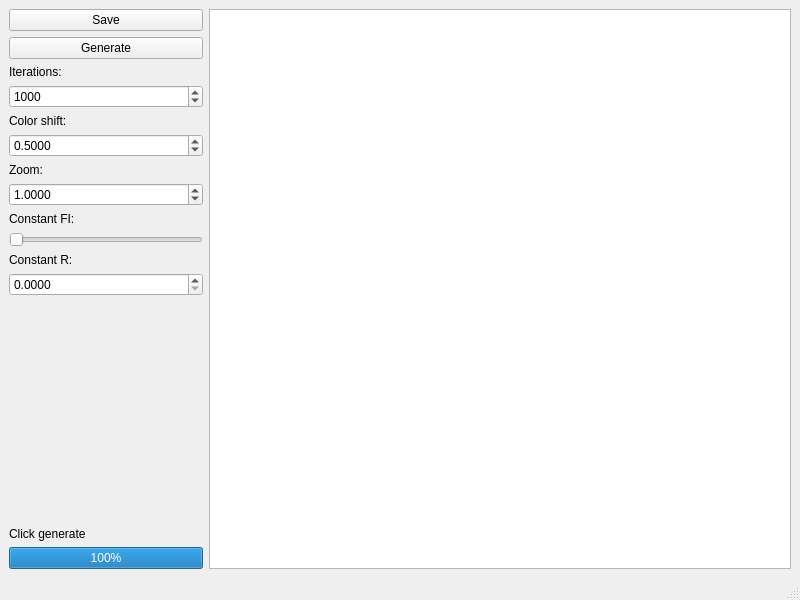
Qt form front.ui (KeyboardWarriorPL/FractalCPP) before a commit.
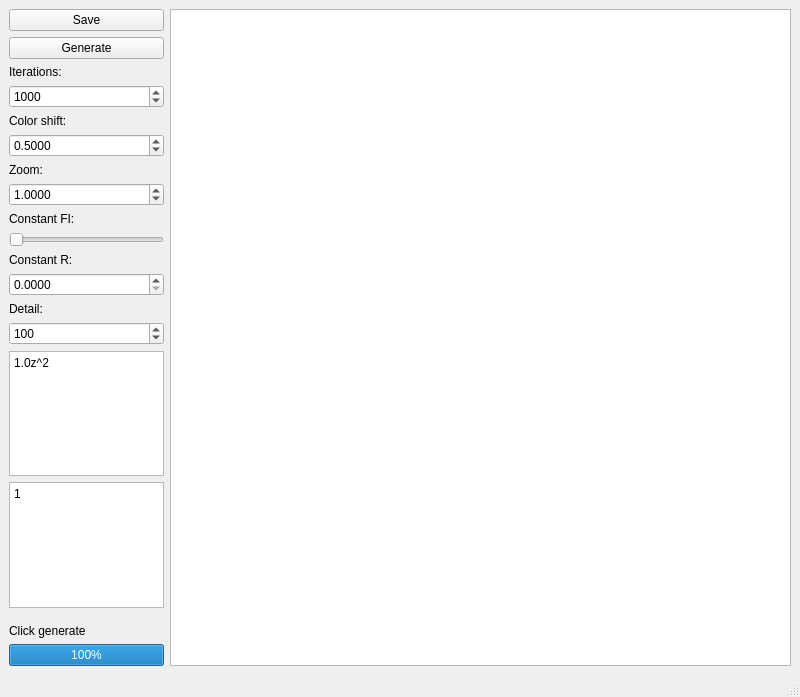
The same form after that commit.

Diff of the .ui file:
```diff
--- a/front.ui
+++ b/front.ui
@@ -7,7 +7,7 @@
     <x>0</x>
     <y>0</y>
     <width>800</width>
-    <height>600</height>
+    <height>697</height>
    </rect>
   </property>
   <property name="windowTitle">
@@ -16,7 +16,7 @@
   <widget class="QWidget" name="centralwidget">
    <layout class="QGridLayout" name="gridLayout_2">
     <item row="0" column="0">
-     <layout class="QGridLayout" name="gridLayout" columnstretch="1,3,0">
+     <layout class="QGridLayout" name="gridLayout" columnstretch="1,4,0">
       <property name="sizeConstraint">
        <enum>QLayout::SetDefaultConstraint</enum>
       </property>
@@ -76,7 +76,7 @@
         </property>
        </widget>
       </item>
-      <item row="12" column="0">
+      <item row="16" column="0">
        <spacer name="verticalSpacer">
         <property name="orientation">
          <enum>Qt::Vertical</enum>
@@ -87,12 +87,12 @@
         <property name="sizeHint" stdset="0">
          <size>
           <width>20</width>
-          <height>100</height>
+          <height>10</height>
          </size>
         </property>
        </spacer>
       </item>
-      <item row="14" column="0">
+      <item row="18" column="0">
        <widget class="QProgressBar" name="progressBar">
         <property name="value">
          <number>100</number>
@@ -113,7 +113,7 @@
         </property>
        </widget>
       </item>
-      <item row="0" column="1" rowspan="15" colspan="2">
+      <item row="0" column="1" rowspan="19" colspan="2">
        <widget class="QGraphicsView" name="graphicsView"/>
       </item>
       <item row="2" column="0">
@@ -163,13 +163,56 @@
         </property>
        </widget>
       </item>
-      <item row="13" column="0">
+      <item row="17" column="0">
        <widget class="QLabel" name="infoLabel">
         <property name="text">
          <string>Click generate</string>
         </property>
        </widget>
       </item>
+      <item row="12" column="0">
+       <widget class="QLabel" name="label_6">
+        <property name="text">
+         <string>Detail:</string>
+        </property>
+       </widget>
+      </item>
+      <item row="13" column="0">
+       <widget class="QSpinBox" name="detailSpin">
+        <property name="minimum">
+         <number>1</number>
+        </property>
+        <property name="maximum">
+         <number>1000000</number>
+        </property>
+        <property name="singleStep">
+         <number>100</number>
+        </property>
+        <property name="value">
+         <number>100</number>
+        </property>
+       </widget>
+      </item>
+      <item row="14" column="0">
+       <widget class="QPlainTextEdit" name="fText">
+        <property name="minimumSize">
+         <size>
+          <width>0</width>
+          <height>0</height>
+         </size>
+        </property>
+        <property name="plainText">
+         <string>1.0z^2</string>
+        </property>
+       </widget>
+      </item>
+      <item row="15" column="0">
+       <widget class="QPlainTextEdit" name="gText">
+        <property name="plainText">
+         <string>1</string>
+        </property>
+       </widget>
+      </item>
      </layout>
     </item>
    </layout>
```
